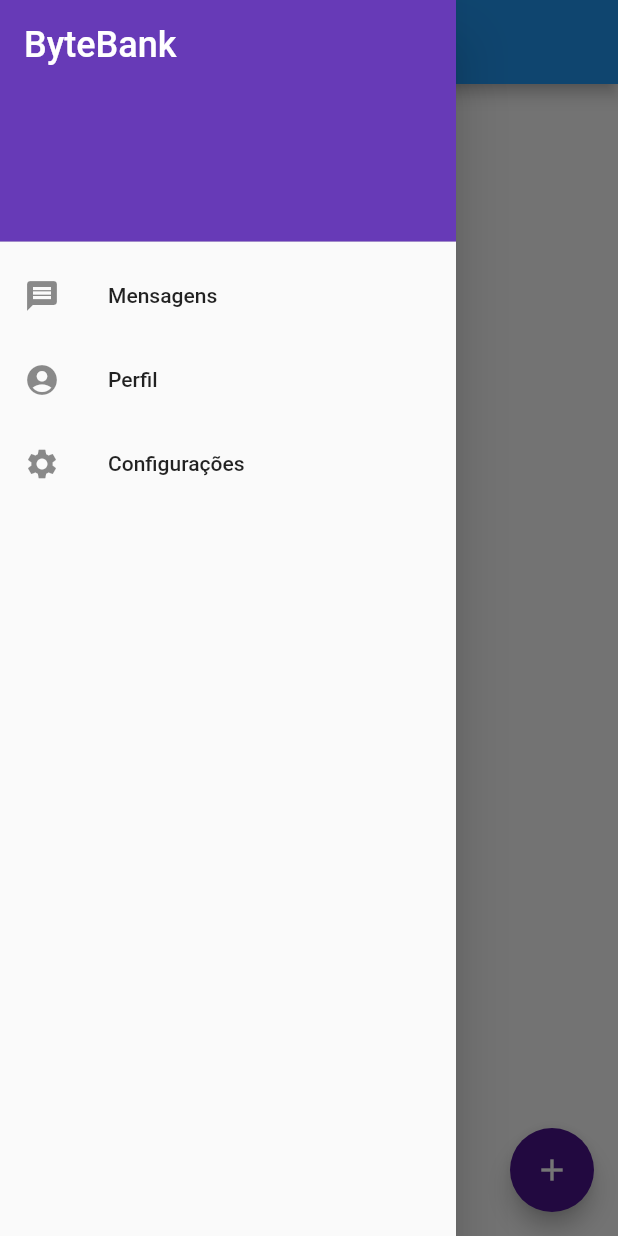
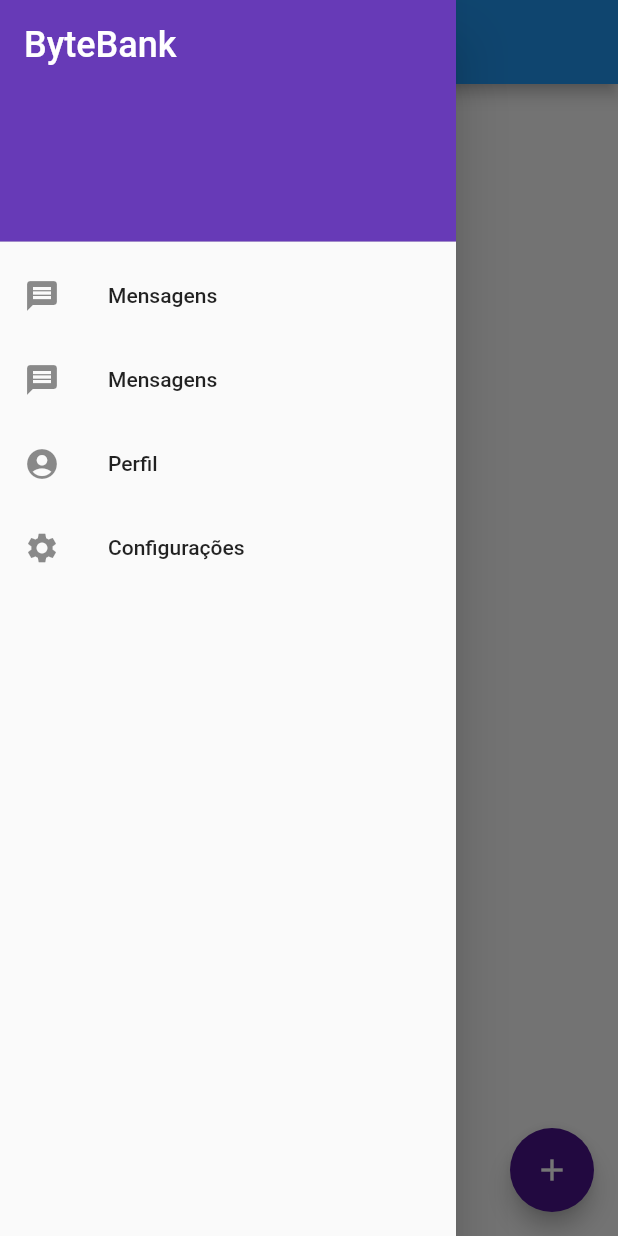
Before and after one commit to heulembarros/FundamentosFlutterAlura, a Flutter app: the screen it shows after launch, with the side drawer open, on a phone screen of 412 x 824 dp. Run offline on Flutter 3.47's test engine with Material 2 defaults, Android fonts, the phone set to English and light mode, and no system bars.

Commit message:
Algumas modificações após o curso

```diff
--- /dev/null
+++ b/lib/components/snack_bar.dart
@@ -0,0 +1,15 @@
+import 'package:flutter/material.dart';
+
+class MensagemSnackBar extends StatelessWidget {
+
+  @override
+  Widget build(BuildContext context) {
+    return SnackBar(
+      content: const Text('Transferência Realizada!'),
+      action: SnackBarAction(
+        label: 'Info',
+        onPressed: () {},
+      ),
+    );
+  }
+}
--- /dev/null
+++ b/lib/screens/menu_drawer.dart
@@ -0,0 +1,42 @@
+import 'package:flutter/material.dart';
+
+class MenuDrawer extends StatelessWidget {
+  @override
+  Widget build(BuildContext context) {
+    return Drawer(
+      child: ListView(
+        padding: EdgeInsets.zero,
+        children: const <Widget>[
+          DrawerHeader(
+            decoration: BoxDecoration(
+              color: Colors.deepPurple,
+            ),
+            child: Text(
+              'ByteBank',
+              style: TextStyle(
+                color: Colors.white,
+                fontSize: 24,
+              ),
+            ),
+          ),
+          ListTile(
+            leading: Icon(Icons.message),
+            title: Text('Mensagens'),
+          ),
+          ListTile(
+            leading: Icon(Icons.message),
+            title: Text('Mensagens'),
+          ),
+          ListTile(
+            leading: Icon(Icons.account_circle),
+            title: Text('Perfil'),
+          ),
+          ListTile(
+            leading: Icon(Icons.settings),
+            title: Text('Configurações'),
+          ),
+        ],
+      ),
+    );
+  }
+}
--- a/lib/screens/transferencia/lista.dart
+++ b/lib/screens/transferencia/lista.dart
@@ -1,5 +1,5 @@
-
 import 'package:bytebank/models/transferencia.dart';
+import 'package:bytebank/screens/menu_drawer.dart';
 import 'package:bytebank/screens/transferencia/formulario.dart';
 import 'package:flutter/material.dart';
 
@@ -49,14 +49,13 @@ class ListaTranferenciaState extends State<ListaTranferencias> {
             if (transferenciaRecebida != null) {
               setState(() {
                 widget._transferencias.add(transferenciaRecebida);
-                ScaffoldMessenger.of(context).showSnackBar(
-                  SnackBar(
-                    content: const Text('Transferência Realizada!'),
-                    action: SnackBarAction(
-                      label: 'Info',
-                      onPressed: () {},
-                    ),
+                ScaffoldMessenger.of(context).showSnackBar(SnackBar(
+                  content: const Text('Transferência Realizada!'),
+                  action: SnackBarAction(
+                    label: 'Info',
+                    onPressed: () {},
                   ),
+                ),
                 );
               });
             }
@@ -65,37 +64,7 @@ class ListaTranferenciaState extends State<ListaTranferencias> {
         // backgroundColor: Colors.deepPurple,
         child: const Icon(Icons.add),
       ),
-      drawer: Drawer(
-        child: ListView(
-          padding: EdgeInsets.zero,
-          children: const <Widget>[
-            DrawerHeader(
-              decoration: BoxDecoration(
-                color: Colors.deepPurple,
-              ),
-              child: Text(
-                'ByteBank',
-                style: TextStyle(
-                  color: Colors.white,
-                  fontSize: 24,
-                ),
-              ),
-            ),
-            ListTile(
-              leading: Icon(Icons.message),
-              title: Text('Mensagens'),
-            ),
-            ListTile(
-              leading: Icon(Icons.account_circle),
-              title: Text('Perfil'),
-            ),
-            ListTile(
-              leading: Icon(Icons.settings),
-              title: Text('Configurações'),
-            ),
-          ],
-        ),
-      ),
+      drawer: MenuDrawer(),
     );
   }
 }
```
